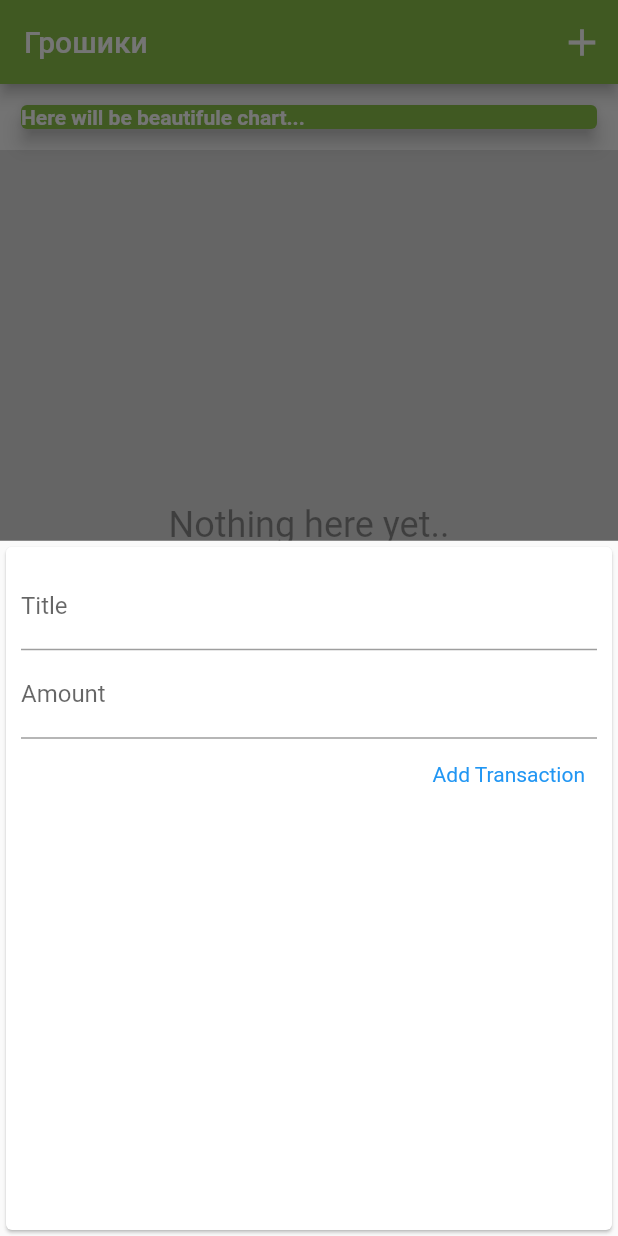
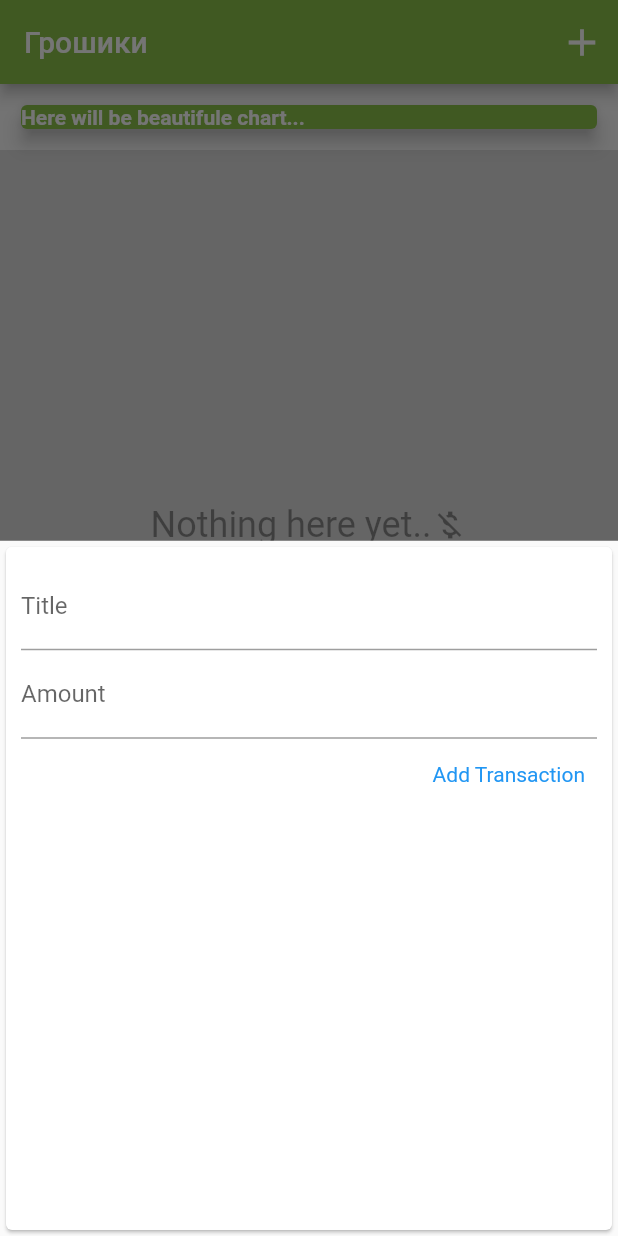
Before and after one commit to YehorBubyrDev/personal_expenses_app, a Flutter app: the screen it shows after launch, after a tap on the "add" icon, on a phone screen of 412 x 824 dp. Run offline on Flutter 3.47's test engine with Material 2 defaults, Android fonts, the phone set to English and light mode, and no system bars.

Commit message:
fix inputs inside bottom sheet

```diff
--- a/lib/widgets/empty_list.dart
+++ b/lib/widgets/empty_list.dart
@@ -11,6 +11,9 @@ class Empty extends StatelessWidget {
       color: Colors.black12,
       child: Column(
         mainAxisAlignment: MainAxisAlignment.center,
+        children: <Widget>[
+          Row(
+            mainAxisAlignment: MainAxisAlignment.center,
             children: const <Widget>[
               Text(
                 'Nothing here yet..',
@@ -19,6 +22,12 @@ class Empty extends StatelessWidget {
                   color: Colors.black38,
                 ),
               ),
+              Icon(
+                Icons.money_off,
+                color: Colors.black38,
+              ),
+            ],
+          ),
         ],
       ),
     );
--- a/lib/widgets/new_transaction.dart
+++ b/lib/widgets/new_transaction.dart
@@ -1,11 +1,17 @@
 import 'package:flutter/material.dart';
 
-class NewTransaction extends StatelessWidget {
+class NewTransaction extends StatefulWidget {
+  final Function addNewTx;
+
+  const NewTransaction(this.addNewTx);
+
+  @override
+  State<NewTransaction> createState() => _NewTransactionState();
+}
+
+class _NewTransactionState extends State<NewTransaction> {
   final titleController = TextEditingController();
   final amountController = TextEditingController();
-  final Function addNewTx;
-
-  NewTransaction(this.addNewTx);
 
   void submitData() {
     final enteredTitle = titleController.text;
@@ -15,7 +21,8 @@ class NewTransaction extends StatelessWidget {
       return;
     }
 
-    addNewTx(enteredTitle, enteredAmount);
+    widget.addNewTx(enteredTitle, enteredAmount);
+    Navigator.of(context).pop();
   }
 
   @override
```
Also changed, not shown: lib/widgets/transaction_list.dart (+3 -6 lines). Lines whose indentation alone changed are shown as unchanged.
